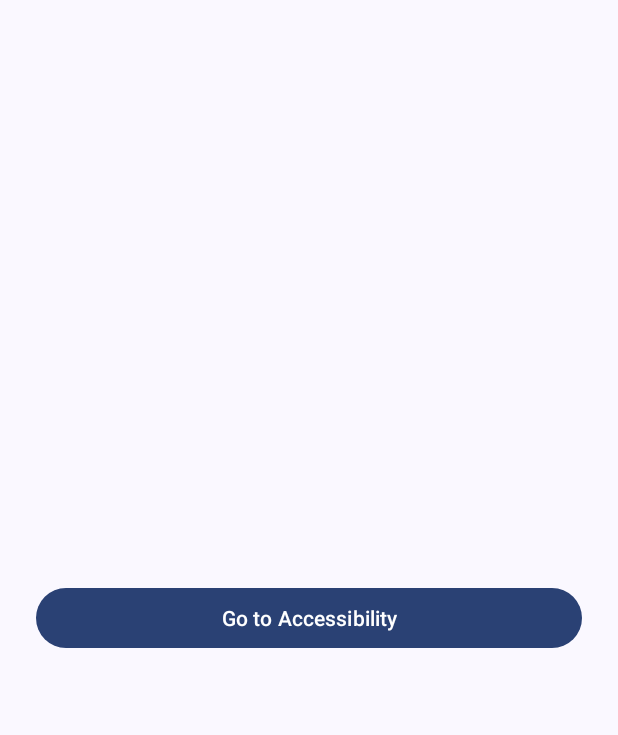
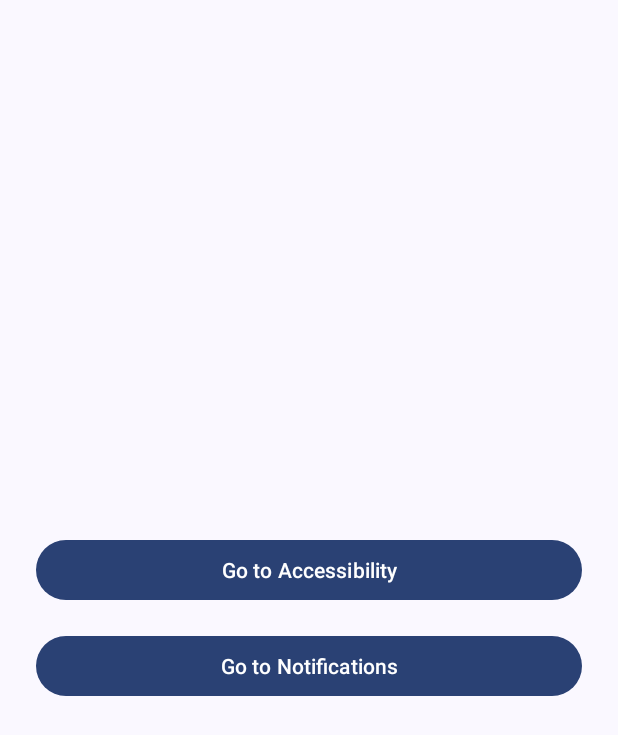
Before and after one commit to whitipet/droid-island-android, an Android app: the screen it shows after launch (MainActivity), on a phone screen of 412 x 824 dp. Shown: the top 735 px of the screen. Run offline under Robolectric (Android 15) with nearby library versions, the phone set to English and light mode, and no system bars.

Commit message:
Add simple NotificationListenerService

```diff
--- a/app/src/main/kotlin/com/whitipet/droidisland/MainActivity.kt
+++ b/app/src/main/kotlin/com/whitipet/droidisland/MainActivity.kt
@@ -10,6 +10,7 @@ class MainActivity : AppCompatActivity(R.layout.activity_main) {
 	fun onClick(view: View) {
 		when (view.id) {
 			R.id.btn_accessibility -> startActivity(Intent(Settings.ACTION_ACCESSIBILITY_SETTINGS))
+			R.id.btn_notifications -> startActivity(Intent(Settings.ACTION_NOTIFICATION_LISTENER_SETTINGS))
 		}
 	}
 }
--- a/app/src/main/res/layout/activity_main.xml
+++ b/app/src/main/res/layout/activity_main.xml
@@ -1,9 +1,11 @@
 <?xml version="1.0" encoding="utf-8"?>
-<FrameLayout
+<LinearLayout
 	xmlns:android="http://schemas.android.com/apk/res/android"
 	xmlns:tools="http://schemas.android.com/tools"
 	android:layout_width="match_parent"
 	android:layout_height="match_parent"
+	android:gravity="center"
+	android:orientation="vertical"
 	android:padding="16dp"
 	tools:context=".MainActivity">
 
@@ -11,8 +13,15 @@
 		android:id="@+id/btn_accessibility"
 		android:layout_width="match_parent"
 		android:layout_height="wrap_content"
-		android:layout_gravity="center"
 		android:layout_margin="8dp"
 		android:onClick="onClick"
 		android:text="Go to Accessibility"/>
-</FrameLayout>
+
+	<Button
+		android:id="@+id/btn_notifications"
+		android:layout_width="match_parent"
+		android:layout_height="wrap_content"
+		android:layout_margin="8dp"
+		android:onClick="onClick"
+		android:text="Go to Notifications"/>
+</LinearLayout>
```
Also changed, not shown: app/src/main/AndroidManifest.xml (+10 -0 lines), app/src/main/kotlin/com/whitipet/droidisland/NotificationListenerService.kt (added, +12 -0 lines).
